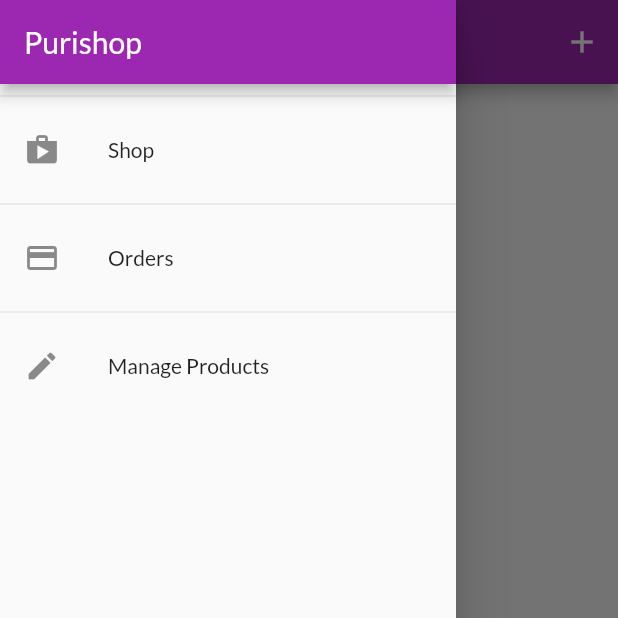
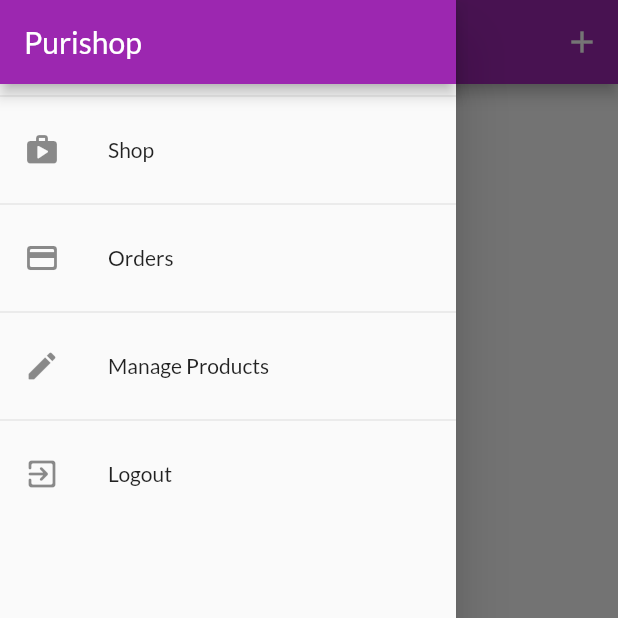
Before and after one commit to jepriana/purishop_app, a Flutter app: the UserProductScreen screen opened by its route, with the side drawer open, on a phone screen of 412 x 824 dp, the top half of it. Run offline on Flutter 3.47's test engine with Material 2 defaults, Android fonts, the phone set to English and light mode, and no system bars; our stand-ins replace shared_preferences; accounts and stored records are empty.

Commit message:
Finishing user authenticaton & authorization

```diff
--- a/lib/providers/orders.dart
+++ b/lib/providers/orders.dart
@@ -24,8 +24,13 @@ class OrderItem {
 class Orders with ChangeNotifier {
   List<OrderItem> _orders = [];
   final String authToken;
+  final String userId;
 
-  Orders(this._orders, {this.authToken});
+  Orders(
+    this._orders, {
+    this.authToken,
+    this.userId,
+  });
 
   List<OrderItem> get orders {
     return [..._orders];
@@ -34,7 +39,7 @@ class Orders with ChangeNotifier {
   Future<void> fetchAndSetOrders() async {
     final url = Uri.https(
       'purishop-5758-default-rtdb.firebaseio.com',
-      '/orders.json',
+      '/orders/$userId.json',
       {'auth': authToken},
     );
     final response = await http.get(url);
@@ -71,7 +76,7 @@ class Orders with ChangeNotifier {
   ) async {
     final url = Uri.https(
       'purishop-5758-default-rtdb.firebaseio.com',
-      '/orders.json',
+      '/orders/$userId.json',
       {'auth': authToken},
     );
     try {
--- a/lib/screens/user_product_screen.dart
+++ b/lib/screens/user_product_screen.dart
@@ -10,12 +10,12 @@ class UserProductScreen extends StatelessWidget {
   const UserProductScreen({Key key}) : super(key: key);
 
   Future<void> _refreshProducts(BuildContext ctx) async {
-    await Provider.of<Products>(ctx, listen: false).fetchAndSetProducts();
+    await Provider.of<Products>(ctx, listen: false).fetchAndSetProducts(true);
   }
 
   @override
   Widget build(BuildContext context) {
-    final productsData = Provider.of<Products>(context);
+    //final productsData = Provider.of<Products>(context);
 
     return Scaffold(
       appBar: AppBar(
@@ -30,9 +30,17 @@ class UserProductScreen extends StatelessWidget {
         ],
       ),
       drawer: AppDrawer(),
-      body: RefreshIndicator(
+      body: FutureBuilder(
+        future: _refreshProducts(context),
+        builder: (ctx, snapshot) =>
+            snapshot.connectionState == ConnectionState.waiting
+                ? Center(
+                    child: CircularProgressIndicator(),
+                  )
+                : RefreshIndicator(
                     onRefresh: () => _refreshProducts(context),
-        child: Padding(
+                    child: Consumer<Products>(
+                      builder: (ctx, productsData, _) => Padding(
                         padding: EdgeInsets.all(8),
                         child: ListView.builder(
                           itemCount: productsData.items.length,
@@ -49,6 +57,8 @@ class UserProductScreen extends StatelessWidget {
                         ),
                       ),
                     ),
+                  ),
+      ),
     );
   }
 }
--- a/lib/widgets/app_drawer.dart
+++ b/lib/widgets/app_drawer.dart
@@ -1,4 +1,6 @@
 import 'package:flutter/material.dart';
+import 'package:provider/provider.dart';
+import 'package:purishop_app/providers/auth.dart';
 import '../screens/user_product_screen.dart';
 import '../screens/orders_screen.dart';
 
@@ -16,7 +18,7 @@ class AppDrawer extends StatelessWidget {
           ),
           Divider(),
           ListTile(
-            leading: Icon(Icons.shop),
+            leading: Icon(Icons.shop_rounded),
             title: Text('Shop'),
             onTap: () {
               Navigator.of(context).pushReplacementNamed('/');
@@ -24,7 +26,7 @@ class AppDrawer extends StatelessWidget {
           ),
           Divider(),
           ListTile(
-            leading: Icon(Icons.payment),
+            leading: Icon(Icons.payment_rounded),
             title: Text('Orders'),
             onTap: () {
               Navigator.of(context)
@@ -33,11 +35,21 @@ class AppDrawer extends StatelessWidget {
           ),
           Divider(),
           ListTile(
-            leading: Icon(Icons.edit),
+            leading: Icon(Icons.edit_rounded),
             title: Text('Manage Products'),
             onTap: () {
               Navigator.of(context)
                   .pushReplacementNamed(UserProductScreen.routeName);
+            },
+          ),
+          Divider(),
+          ListTile(
+            leading: Icon(Icons.exit_to_app_rounded),
+            title: Text('Logout'),
+            onTap: () {
+              Navigator.of(context).pop();
+              Navigator.of(context).pushReplacementNamed('/');
+              Provider.of<Auth>(context, listen: false).logOut();
             },
           ),
         ],
--- a/pubspec.yaml
+++ b/pubspec.yaml
@@ -27,6 +27,7 @@ dependencies:
   uuid: ^3.0.1
   intl: ^0.17.0
   http: ^0.13.1
+  shared_preferences: ^2.0.6
 
 
   # The following adds the Cupertino Icons font to your application.
```
Also changed, not shown: lib/main.dart (+14 -3 lines), lib/providers/auth.dart (+65 -2 lines), lib/providers/products.dart (+15 -3 lines), lib/screens/auth_screen.dart (+7 -3 lines), lib/screens/splash_screen.dart (added, +14 -0 lines), pubspec.lock. Lines whose indentation alone changed are shown as unchanged.
